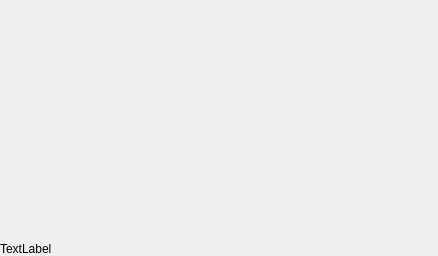
The window that ola/client/auth/main_form.ui (myapps-directory/myapps-client) describes before a commit, drawn with Qt 5.
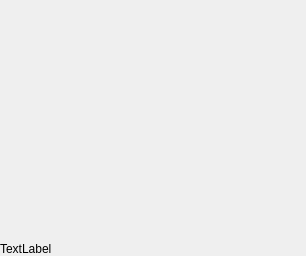
The same window after the commit.

Diff of the .ui file:
```diff
--- a/ola/client/auth/main_form.ui
+++ b/ola/client/auth/main_form.ui
@@ -9,7 +9,7 @@
    <rect>
     <x>0</x>
     <y>0</y>
-    <width>438</width>
+    <width>306</width>
     <height>256</height>
    </rect>
   </property>
```
